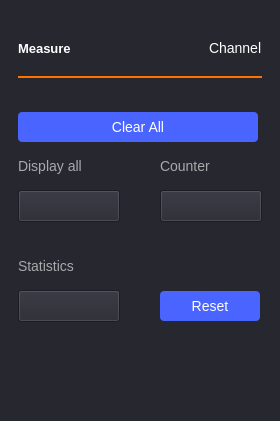
This is ui/measure_settings.ui in analogdevicesinc/scopy as Qt 5 draws it before an edit. The edited form follows.
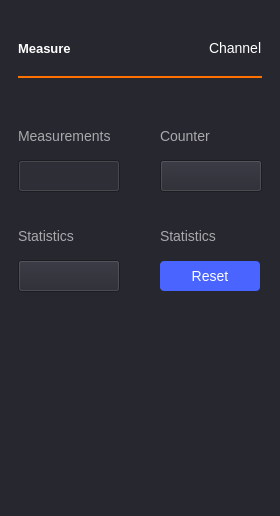
This is the edited form. Icons and pictures are not drawn.

Commit message: Oscilloscope: Display measurements from multiple channels simultaneously

The edit to the form file:
```diff
--- a/ui/measure_settings.ui
+++ b/ui/measure_settings.ui
@@ -6,8 +6,8 @@
    <rect>
     <x>0</x>
     <y>0</y>
-    <width>278</width>
-    <height>421</height>
+    <width>280</width>
+    <height>516</height>
    </rect>
   </property>
   <property name="windowTitle">
@@ -158,39 +158,6 @@
        </property>
       </spacer>
      </item>
-     <item>
-      <widget class="QPushButton" name="pushButton">
-       <property name="styleSheet">
-        <string notr="true">QPushButton {
-  min-height: 30px;
-  max-height: 30px;
-  min-width: 240px;
-  max-width: 240px;
-
-  border: 0px;
-  border-radius: 4px;
-
-  background-color: #4a64ff;
-  color: #ffffff;
-
-  font-size: 14px;
-}
-
-QPushButton:pressed {
-  background-color: #2a44df;
-}</string>
-       </property>
-       <property name="text">
-        <string>Clear All</string>
-       </property>
-       <property name="checkable">
-        <bool>true</bool>
-       </property>
-       <property name="checked">
-        <bool>false</bool>
-       </property>
-      </widget>
-     </item>
      <item>
       <layout class="QGridLayout" name="gLayout_Measurements">
        <property name="topMargin">
@@ -236,6 +203,9 @@
          <property name="checkable">
           <bool>true</bool>
          </property>
+         <property name="checked">
+          <bool>true</bool>
+         </property>
         </widget>
        </item>
        <item row="0" column="1">
@@ -264,7 +234,7 @@
 </string>
          </property>
          <property name="text">
-          <string>Display all</string>
+          <string>Measurements</string>
          </property>
         </widget>
        </item>
@@ -395,6 +365,70 @@
          </property>
         </widget>
        </item>
+       <item row="0" column="1">
+        <widget class="QLabel" name="label_5">
+         <property name="styleSheet">
+          <string notr="true">QLabel {
+  font-weight: normal;
+  font-size: 14px;
+  color: rgba(255, 255, 255, 153);
+}
+</string>
+         </property>
+         <property name="text">
+          <string>Statistics</string>
+         </property>
+        </widget>
+       </item>
+      </layout>
+     </item>
+     <item>
+      <spacer name="verticalSpacer_4">
+       <property name="orientation">
+        <enum>Qt::Vertical</enum>
+       </property>
+       <property name="sizeType">
+        <enum>QSizePolicy::Fixed</enum>
+       </property>
+       <property name="sizeHint" stdset="0">
+        <size>
+         <width>0</width>
+         <height>24</height>
+        </size>
+       </property>
+      </spacer>
+     </item>
+     <item>
+      <layout class="QHBoxLayout" name="hLayout_hMeasurements">
+       <property name="spacing">
+        <number>0</number>
+       </property>
+       <property name="topMargin">
+        <number>0</number>
+       </property>
+      </layout>
+     </item>
+     <item>
+      <spacer name="verticalSpacer_5">
+       <property name="orientation">
+        <enum>Qt::Vertical</enum>
+       </property>
+       <property name="sizeType">
+        <enum>QSizePolicy::Fixed</enum>
+       </property>
+       <property name="sizeHint" stdset="0">
+        <size>
+         <width>0</width>
+         <height>44</height>
+        </size>
+       </property>
+      </spacer>
+     </item>
+     <item>
+      <layout class="QHBoxLayout" name="hLayout_vMeasurements">
+       <property name="spacing">
+        <number>0</number>
+       </property>
       </layout>
      </item>
      <item>
```
Left out of the diff: 8 changed lines with no effect on the pictures. The commit also changes 12 other files.
